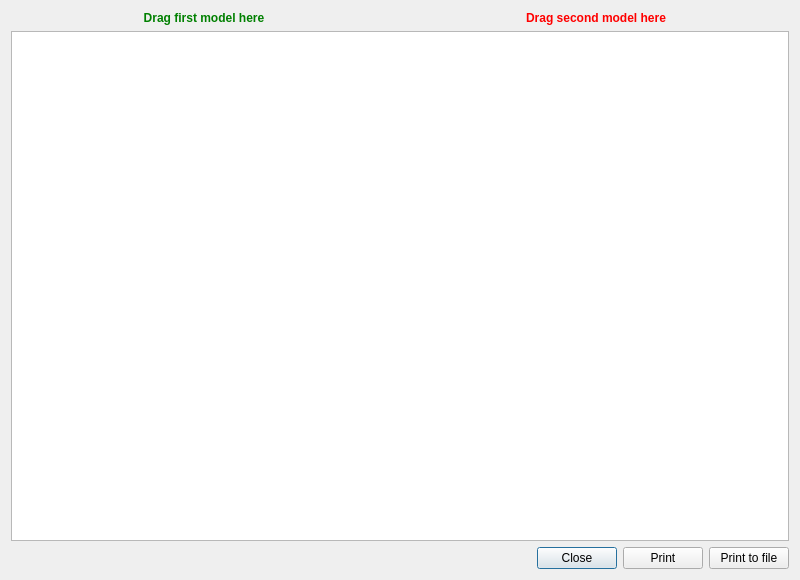
The window that companion/src/comparedialog.ui (opentx/opentx) describes before a commit, drawn with Qt 5.
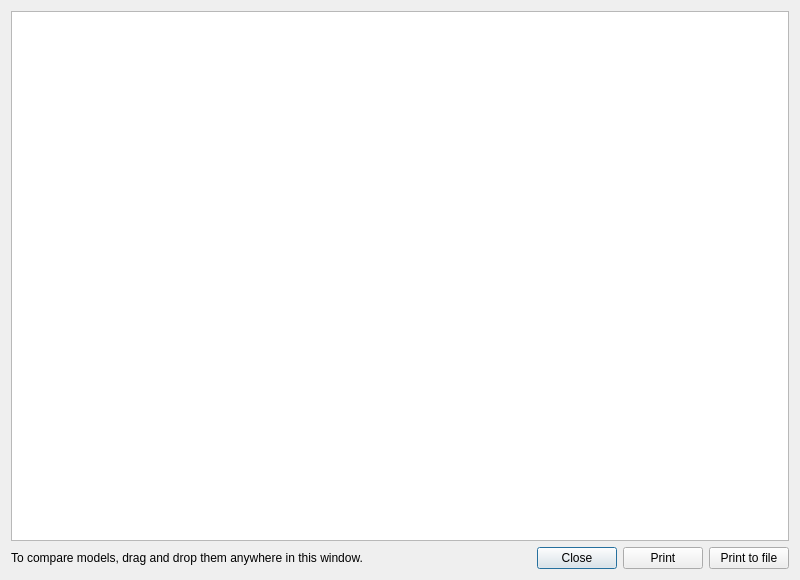
The same window after the commit.

Commit message: [Companion] Restore model compare functionality by using new MIME data exchange system; Add ability to compare any number of models at a time; Multi-model printer now shows custom hardware settings for each dropped model (even from different radios).

The edit to the form file:
```diff
--- a/companion/src/comparedialog.ui
+++ b/companion/src/comparedialog.ui
@@ -29,63 +29,22 @@
    <string>Compare Models</string>
   </property>
   <layout class="QGridLayout" name="gridLayout">
-   <item row="0" column="0">
-    <layout class="QHBoxLayout" name="horizontalLayout_2">
-     <item>
-      <widget class="QLabel" name="label_1">
-       <property name="font">
-        <font>
-         <weight>75</weight>
-         <bold>true</bold>
-        </font>
-       </property>
-       <property name="acceptDrops">
-        <bool>true</bool>
-       </property>
-       <property name="styleSheet">
-        <string notr="true">color:green;</string>
-       </property>
-       <property name="text">
-        <string>Drag first model here</string>
-       </property>
-       <property name="alignment">
-        <set>Qt::AlignCenter</set>
-       </property>
-      </widget>
-     </item>
-     <item>
-      <widget class="QLabel" name="label_2">
-       <property name="font">
-        <font>
-         <weight>75</weight>
-         <bold>true</bold>
-        </font>
-       </property>
-       <property name="acceptDrops">
-        <bool>true</bool>
-       </property>
-       <property name="styleSheet">
-        <string notr="true">color:red;</string>
-       </property>
-       <property name="text">
-        <string>Drag second model here</string>
-       </property>
-       <property name="alignment">
-        <set>Qt::AlignCenter</set>
-       </property>
-      </widget>
-     </item>
-    </layout>
-   </item>
-   <item row="1" column="0">
+   <item row="2" column="0">
     <widget class="QTextEdit" name="textEdit">
      <property name="readOnly">
       <bool>true</bool>
      </property>
     </widget>
    </item>
-   <item row="2" column="0">
+   <item row="3" column="0">
     <layout class="QHBoxLayout" name="horizontalLayout">
+     <item>
+      <widget class="QLabel" name="label">
+       <property name="text">
+        <string>To compare models, drag and drop them anywhere in this window.</string>
+       </property>
+      </widget>
+     </item>
      <item>
       <spacer name="horizontalSpacer">
        <property name="orientation">
```
Left out of the diff: 23 changed lines with no effect on the pictures. The commit also changes 5 other files.
